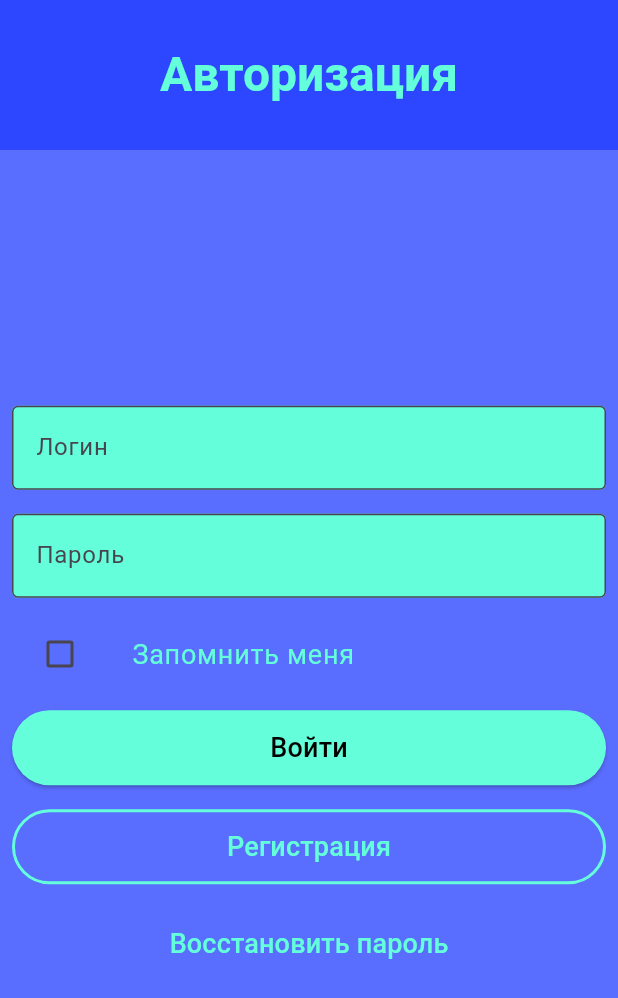
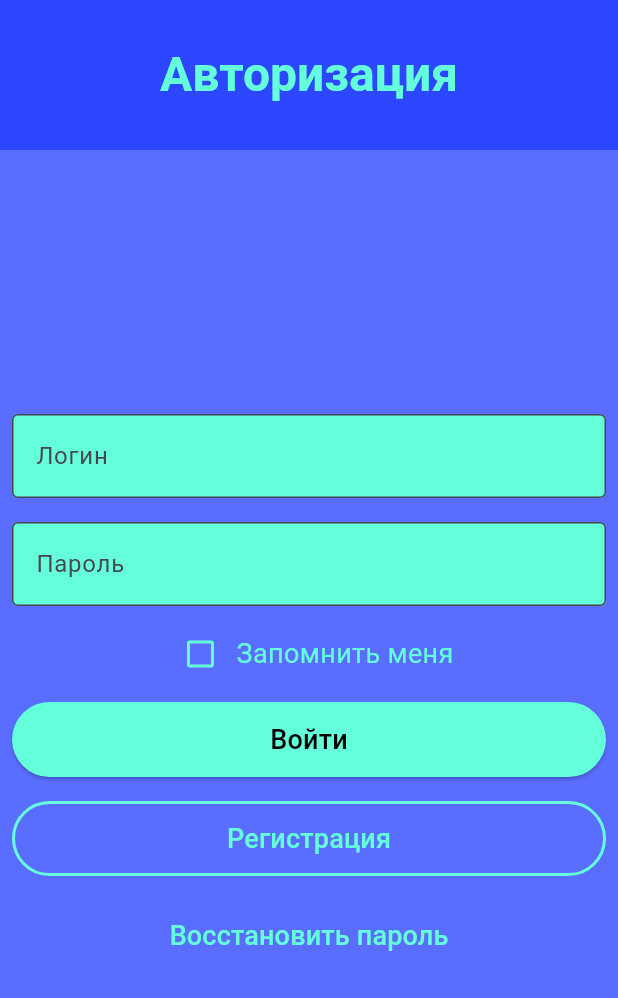
Before and after one commit to bl1yk/pks_3.2, a Flutter app: the screen it shows after launch, on a phone screen of 412 x 824 dp. Shown: the top 998 px of the screen. Run offline on Flutter 3.47's test engine with Material 3 defaults, Android fonts, the phone set to English and light mode, and no system bars.

Commit message:
Update main.dart

```diff
--- a/lib/main.dart
+++ b/lib/main.dart
@@ -85,27 +85,27 @@ class _MyHomePageState extends State<MyHomePage> {
 
 
 
-            ListTile(
-              title: const Padding(
-                padding: EdgeInsets.all(8.0),
-                child: Text('Запомнить меня',
-                style: TextStyle(
-                  color: Colors.tealAccent,
-                  fontSize: 18,
-                ),
-                ),
-              ),
-
-              leading: Checkbox(
-                activeColor: Colors.black45,
+            Row(
+            mainAxisAlignment: MainAxisAlignment.center,
+            children: <Widget>[
+              Checkbox(
                 value: _isChecked,
                 onChanged: (value) {
                   setState(() {
                     _isChecked = value!;
                   });
                 },
+                side: const BorderSide(color: Colors.tealAccent, width: 2),
               ),
-            ),
+              const Text(
+                'Запомнить меня',
+                style: TextStyle(
+                  fontSize: 18,
+                  color: Colors.tealAccent,
+                ),
+              ),
+            ],
+          ),
 
 
 
```
